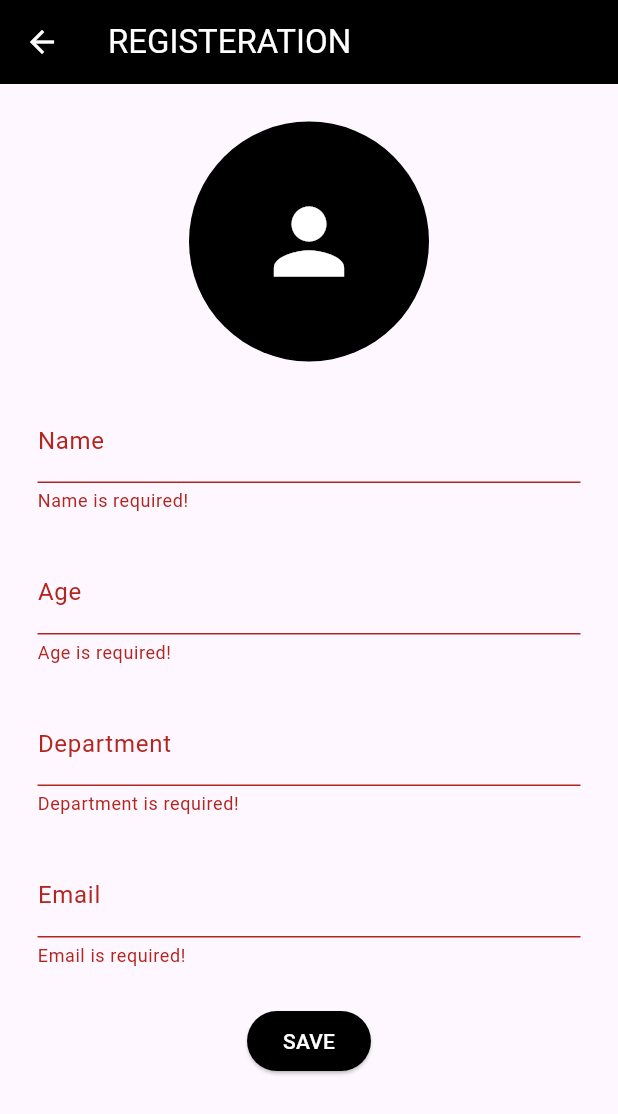
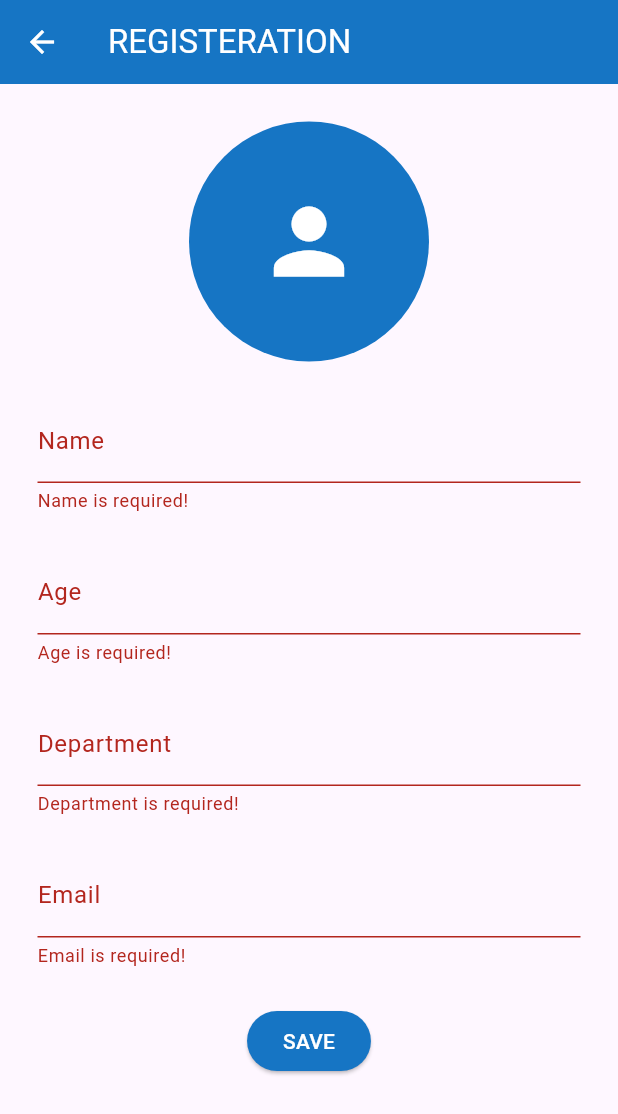
Before and after one commit to abiinavvv/student_management_getx_provider, a Flutter app: the Add screen opened directly, after a tap on "SAVE", on a phone screen of 412 x 824 dp. Shown: the top 1114 px of the screen. Run offline on Flutter 3.47's test engine with Material 3 defaults, Android fonts, the phone set to English and light mode, and no system bars; our stand-ins replace image_picker, sqflite; accounts and stored records are empty.

Commit message:
Final commit

```diff
--- a/lib/constants/color.dart
+++ b/lib/constants/color.dart
@@ -1,4 +1,4 @@
 import 'package:flutter/material.dart';
 
 const white = Colors.white;
-const black = Colors.black;
+const blue = Color.fromARGB(255, 22, 117, 196);
--- a/lib/view/screens/add_screen.dart
+++ b/lib/view/screens/add_screen.dart
@@ -28,7 +28,7 @@ class Add extends StatelessWidget {
           title: const Text(
             'REGISTERATION',
           ),
-          backgroundColor: black,
+          backgroundColor: blue,
         ),
         body: SingleChildScrollView(
           padding: const EdgeInsets.all(25),
@@ -54,7 +54,7 @@ class Add extends StatelessWidget {
                           )
                         : const CircleAvatar(
                             radius: 80,
-                            backgroundColor: black,
+                            backgroundColor: blue,
                             foregroundColor: white,
                             child: Icon(
                               Icons.person,
@@ -93,7 +93,7 @@ class Add extends StatelessWidget {
                         ScaffoldMessenger.of(context)
                             .showSnackBar(const SnackBar(
                           content: Text("Select an image"),
-                          backgroundColor: black,
+                          backgroundColor: blue,
                         ));
                         return;
                       }
@@ -106,12 +106,12 @@ class Add extends StatelessWidget {
                       Navigator.pop(context);
                       ScaffoldMessenger.of(context).showSnackBar(const SnackBar(
                         content: Text('Added successfully'),
-                        backgroundColor: black,
+                        backgroundColor: blue,
                       ));
                     }
                   },
                   style: ElevatedButton.styleFrom(
-                    backgroundColor: black,
+                    backgroundColor: blue,
                   ),
                   child: const Text(
                     'SAVE',
--- a/lib/view/screens/profile_screen.dart
+++ b/lib/view/screens/profile_screen.dart
@@ -23,7 +23,7 @@ class Profile extends StatelessWidget {
         title: const Text(
           'PROFILE',
         ),
-        backgroundColor: black,
+        backgroundColor: blue,
       ),
       body: Center(
         child: Padding(
--- a/lib/view/screens/search_screen.dart
+++ b/lib/view/screens/search_screen.dart
@@ -20,7 +20,7 @@ class Search extends StatelessWidget {
             title: const Text(
               'SEARCH',
             ),
-            backgroundColor: black,
+            backgroundColor: blue,
           ),
           body: Column(
             children: [
@@ -29,7 +29,7 @@ class Search extends StatelessWidget {
                 child: Theme(
                   data: ThemeData(
                       cupertinoOverrideTheme:
-                          const CupertinoThemeData(primaryColor: black)),
+                          const CupertinoThemeData(primaryColor: blue)),
                   child: CupertinoSearchTextField(
                     onChanged: (value) {
                       searchValue.search(value);
@@ -37,7 +37,7 @@ class Search extends StatelessWidget {
                     padding: const EdgeInsets.all(10),
                     prefixIcon: const Icon(
                       Icons.search,
-                      color: black,
+                      color: blue,
                     ),
                   ),
                 ),
--- a/lib/view/widgets/custom_textfield.dart
+++ b/lib/view/widgets/custom_textfield.dart
@@ -21,7 +21,7 @@ class CustomTextField extends StatelessWidget {
       decoration: InputDecoration(
         labelText: label,
         enabledBorder:
-            const OutlineInputBorder(borderSide: BorderSide(color: black)),
+            const OutlineInputBorder(borderSide: BorderSide(color: blue)),
       ),
       validator: (value) {
         if (value!.isEmpty) {
```
Also changed, not shown: lib/view/screens/edit_screen.dart (+4 -4 lines), lib/view/screens/home_screen.dart (+4 -4 lines).
